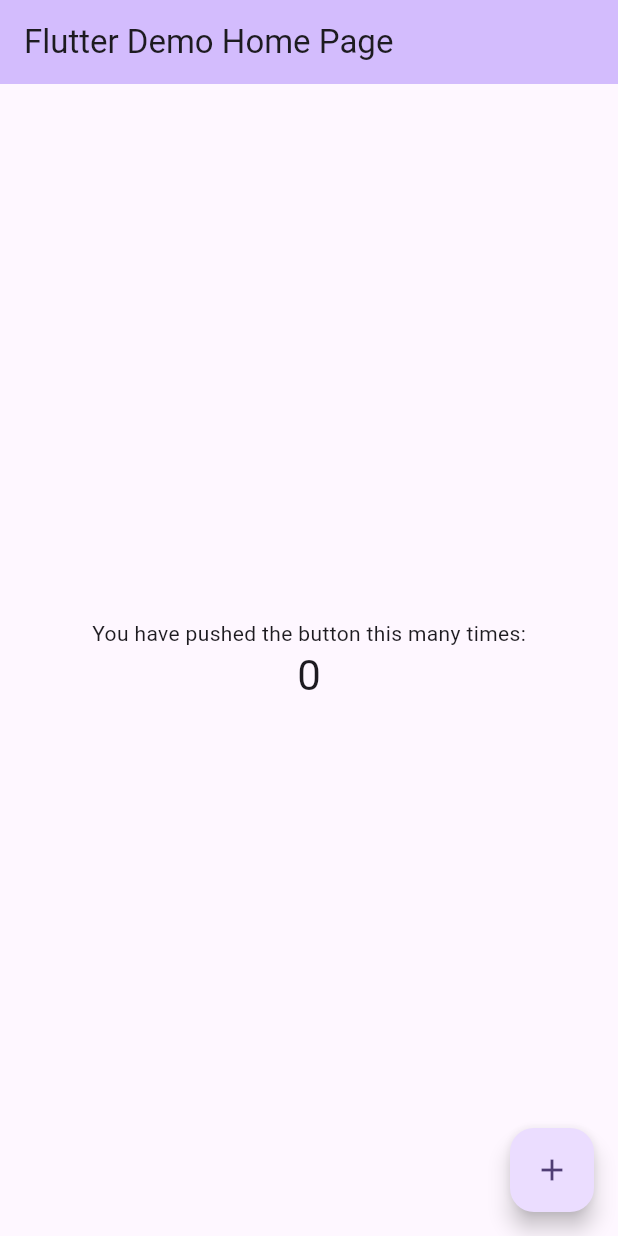
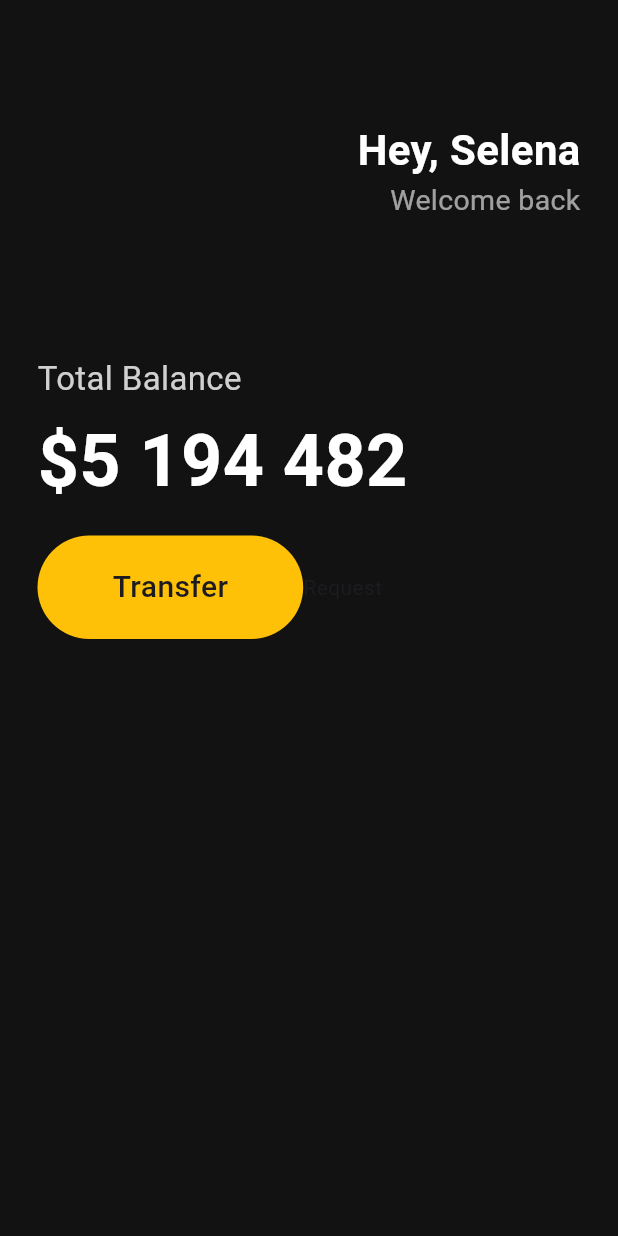
Before and after one commit to gggabikr/copy-UI-of-bank-app-with-Flutter, a Flutter app: the screen it shows after launch, on a phone screen of 412 x 824 dp. Run offline on Flutter 3.47's test engine with Material 3 defaults, Android fonts, the phone set to English and light mode, and no system bars.

Commit message:
made some progressions
made a top parts of the desired design

```diff
--- a/lib/main.dart
+++ b/lib/main.dart
@@ -1,125 +1,108 @@
+import 'package:flutter/cupertino.dart';
 import 'package:flutter/material.dart';
+import 'package:flutter/widgets.dart';
+
+class Player {
+  String? name;
+  Player();
+}
 
 void main() {
-  runApp(const MyApp());
+  var jason = Player();
+  runApp(const App());
 }
 
-class MyApp extends StatelessWidget {
-  const MyApp({super.key});
+class App extends StatelessWidget {
+  const App({super.key});
 
-  // This widget is the root of your application.
   @override
   Widget build(BuildContext context) {
+    // TODO: implement build
     return MaterialApp(
-      title: 'Flutter Demo',
-      theme: ThemeData(
-        // This is the theme of your application.
-        //
-        // TRY THIS: Try running your application with "flutter run". You'll see
-        // the application has a purple toolbar. Then, without quitting the app,
-        // try changing the seedColor in the colorScheme below to Colors.green
-        // and then invoke "hot reload" (save your changes or press the "hot
-        // reload" button in a Flutter-supported IDE, or press "r" if you used
-        // the command line to start the app).
-        //
-        // Notice that the counter didn't reset back to zero; the application
-        // state is not lost during the reload. To reset the state, use hot
-        // restart instead.
-        //
-        // This works for code too, not just values: Most code changes can be
-        // tested with just a hot reload.
-        colorScheme: ColorScheme.fromSeed(seedColor: Colors.deepPurple),
-        useMaterial3: true,
+      home: Scaffold(
+        backgroundColor: const Color.fromRGBO(18, 18, 18, 1),
+        body: Padding(
+          padding: const EdgeInsets.symmetric(
+            horizontal: 25,
+          ),
+          child: Column(
+            crossAxisAlignment: CrossAxisAlignment.start,
+            children: [
+              const SizedBox(
+                height: 80,
+              ),
+              const Row(
+                mainAxisAlignment: MainAxisAlignment.end,
+                children: [
+                  Column(
+                    crossAxisAlignment: CrossAxisAlignment.end,
+                    children: [
+                      Text(
+                        "Hey, Selena",
+                        style: TextStyle(
+                          color: Colors.white,
+                          fontSize: 28,
+                          fontWeight: FontWeight.w700,
+                        ),
+                      ),
+                      Text(
+                        "Welcome back",
+                        style: TextStyle(
+                          color: Color.fromRGBO(255, 255, 255, 0.6),
+                          fontSize: 19,
+                          fontWeight: FontWeight.w400,
+                        ),
+                      ),
+                    ],
+                  )
+                ],
+              ),
+              const SizedBox(height: 90),
+              const Text(
+                'Total Balance',
+                  style: TextStyle(
+                    color: Color.fromRGBO(255, 255, 255, 0.8),
+                    fontSize: 22,
+                  ),
+                ),
+              const SizedBox(height: 5,
+                ),
+              const Text(
+                '\$5 194 482',
+                  style: TextStyle(
+                    color: Color.fromRGBO(255, 255, 255, 1),
+                    fontSize: 48,
+                    fontWeight:FontWeight.bold,
+                  ),
+                ),
+              const SizedBox(height: 15,
+                ),
+              Row(
+                children: [
+                  Container(
+                    decoration: const BoxDecoration(
+                      color: Colors.amber,
+                      borderRadius: BorderRadius.all(Radius.circular(45)),
+                    ),
+                    child:const Padding(
+                      padding: EdgeInsets.symmetric(vertical: 20, horizontal: 50),
+                      child: Text(
+                        "Transfer",
+                        style:TextStyle(
+                          fontSize: 20,
+                          fontWeight: FontWeight.w500,
+                        ),
+                      ),
+                    )
+                 ),
+                 Container(child:const Text("Request"),
+                 ),
+                ],
+              )
+            ],
+          ),
+        ),
       ),
-      home: const MyHomePage(title: 'Flutter Demo Home Page'),
     );
   }
 }
-
-class MyHomePage extends StatefulWidget {
-  const MyHomePage({super.key, required this.title});
-
-  // This widget is the home page of your application. It is stateful, meaning
-  // that it has a State object (defined below) that contains fields that affect
-  // how it looks.
-
-  // This class is the configuration for the state. It holds the values (in this
-  // case the title) provided by the parent (in this case the App widget) and
-  // used by the build method of the State. Fields in a Widget subclass are
-  // always marked "final".
-
-  final String title;
-
-  @override
-  State<MyHomePage> createState() => _MyHomePageState();
-}
-
-class _MyHomePageState extends State<MyHomePage> {
-  int _counter = 0;
-
-  void _incrementCounter() {
-    setState(() {
-      // This call to setState tells the Flutter framework that something has
-      // changed in this State, which causes it to rerun the build method below
-      // so that the display can reflect the updated values. If we changed
-      // _counter without calling setState(), then the build method would not be
-      // called again, and so nothing would appear to happen.
-      _counter++;
-    });
-  }
-
-  @override
-  Widget build(BuildContext context) {
-    // This method is rerun every time setState is called, for instance as done
-    // by the _incrementCounter method above.
-    //
-    // The Flutter framework has been optimized to make rerunning build methods
-    // fast, so that you can just rebuild anything that needs updating rather
-    // than having to individually change instances of widgets.
-    return Scaffold(
-      appBar: AppBar(
-        // TRY THIS: Try changing the color here to a specific color (to
-        // Colors.amber, perhaps?) and trigger a hot reload to see the AppBar
-        // change color while the other colors stay the same.
-        backgroundColor: Theme.of(context).colorScheme.inversePrimary,
-        // Here we take the value from the MyHomePage object that was created by
-        // the App.build method, and use it to set our appbar title.
-        title: Text(widget.title),
-      ),
-      body: Center(
-        // Center is a layout widget. It takes a single child and positions it
-        // in the middle of the parent.
-        child: Column(
-          // Column is also a layout widget. It takes a list of children and
-          // arranges them vertically. By default, it sizes itself to fit its
-          // children horizontally, and tries to be as tall as its parent.
-          //
-          // Column has various properties to control how it sizes itself and
-          // how it positions its children. Here we use mainAxisAlignment to
-          // center the children vertically; the main axis here is the vertical
-          // axis because Columns are vertical (the cross axis would be
-          // horizontal).
-          //
-          // TRY THIS: Invoke "debug painting" (choose the "Toggle Debug Paint"
-          // action in the IDE, or press "p" in the console), to see the
-          // wireframe for each widget.
-          mainAxisAlignment: MainAxisAlignment.center,
-          children: <Widget>[
-            const Text(
-              'You have pushed the button this many times:',
-            ),
-            Text(
-              '$_counter',
-              style: Theme.of(context).textTheme.headlineMedium,
-            ),
-          ],
-        ),
-      ),
-      floatingActionButton: FloatingActionButton(
-        onPressed: _incrementCounter,
-        tooltip: 'Increment',
-        child: const Icon(Icons.add),
-      ), // This trailing comma makes auto-formatting nicer for build methods.
-    );
-  }
-}
```
